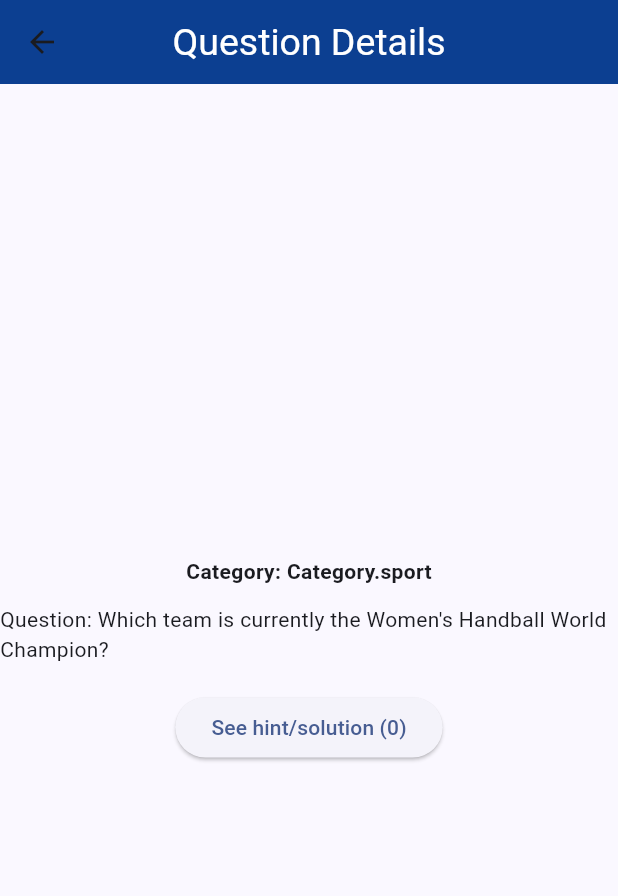
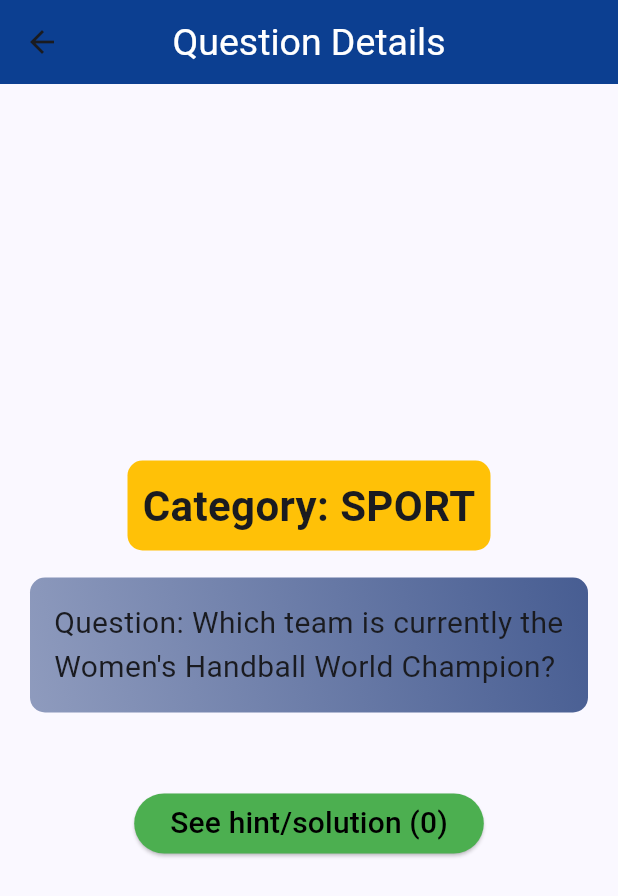
Before and after one commit to magdalenalonc/quiz_poker_zerotomastery_course, a Flutter app: the QuestionDetailPage screen opened directly with sample values from the repository, on a phone screen of 412 x 824 dp. Shown: the top 896 px of the screen. Run offline on Flutter 3.47's test engine with Material 3 defaults, Android fonts, the phone set to English and light mode, and no system bars.

Commit message:
Refactor QuestionItem & add navigation

```diff
--- a/lib/screens/question_detail_page.dart
+++ b/lib/screens/question_detail_page.dart
@@ -12,35 +12,79 @@ class QuestionDetailPage extends StatefulWidget {
 }
 
 class _QuestionDetailPageState extends State<QuestionDetailPage> {
+  int actionCount = 0;
+
   @override
   Widget build(BuildContext context) {
-    int actionCount = 0;
-
     return Scaffold(
       appBar: AppBar(
         title: const Text("Question Details"),
       ),
-      body: Center(
+      body: Padding(
+        padding: const EdgeInsets.all(20.0),
+        child: Center(
           child: Column(
             mainAxisAlignment: MainAxisAlignment.center,
             children: [
-            Text(
-              'Category: ${widget.question.category}',
-              style: const TextStyle(fontWeight: FontWeight.bold),
+              Container(
+                decoration: BoxDecoration(
+                  color: Colors.amber,
+                  borderRadius: BorderRadius.circular(10),
                 ),
-            const SizedBox.square(dimension: 12.0),
-            Text('Question: ${widget.question.questionText}'),
+                child: Padding(
+                  padding: const EdgeInsets.all(10.0),
+                  child: Text(
+                    'Category: ${widget.question.category.name.toUpperCase()}',
+                    style: const TextStyle(
+                      fontWeight: FontWeight.bold,
+                      fontSize: 28.0,
+                    ),
+                  ),
+                ),
+              ),
               const SizedBox.square(dimension: 18.0),
+              Container(
+                decoration: BoxDecoration(
+                  gradient: LinearGradient(
+                    colors: [
+                      Theme.of(context).colorScheme.primary,
+                      Theme.of(context).colorScheme.primary.withOpacity(0.6),
+                    ],
+                    begin: Alignment.topRight,
+                    end: Alignment.bottomLeft,
+                  ),
+                  borderRadius: BorderRadius.circular(10),
+                ),
+                child: Padding(
+                  padding: const EdgeInsets.all(16.0),
+                  child: Text(
+                    'Question: ${widget.question.questionText}',
+                    style: const TextStyle(fontSize: 20.0),
+                  ),
+                ),
+              ),
+              const SizedBox.square(dimension: 50.0),
               ElevatedButton(
+                style: ButtonStyle(
+                  backgroundColor:
+                      MaterialStateColor.resolveWith((states) => Colors.green),
+                ),
                 onPressed: () {
                   setState(() {
                     actionCount++;
                   });
                   _showHint(actionCount);
                 },
-              child: Text('See hint/solution ($actionCount)'),
+                child: Text(
+                  'See hint/solution ($actionCount)',
+                  style: const TextStyle(
+                    fontSize: 20.0,
+                    color: Colors.black,
+                  ),
+                ),
               ),
             ],
+          ),
         ),
       ),
     );
@@ -53,6 +97,8 @@ class _QuestionDetailPageState extends State<QuestionDetailPage> {
       _showSnackBar(widget.question.hint2);
     } else if (actionCount == 3) {
       _showSnackBar(widget.question.solution);
+    } else if (actionCount > 3) {
+      Navigator.of(context).pop();
     }
   }
 
--- a/lib/widgets/custom_category.dart
+++ b/lib/widgets/custom_category.dart
@@ -3,28 +3,26 @@ import 'package:flutter/material.dart';
 import '../models/question.dart';
 
 class CustomCategory extends StatelessWidget {
-  const CustomCategory({super.key, required this.category});
+  const CustomCategory({super.key, required this.question});
 
-  final Category category;
+  final Question question;
 
-  String _getImagePath(String categoryName) {
+  String getImagePath(String categoryName) {
     return 'assets/images/$categoryName.jpg';
   }
 
   @override
   Widget build(BuildContext context) {
-    bool isLargeScreen = MediaQuery.of(context).size.width >= 600;
-
     return Row(
       mainAxisSize: MainAxisSize.min,
       children: [
         CircleAvatar(
-          radius: isLargeScreen ? 42.0 : 22.0,
+          radius: 30.0,
           backgroundImage: AssetImage(
-            _getImagePath(category.name),
+            getImagePath(question.category.name),
           ),
         ),
-        const SizedBox.square(dimension: 16.0),
+        const SizedBox.square(dimension: 20.0),
         Container(
           decoration: BoxDecoration(
             color: Colors.amber,
@@ -33,7 +31,7 @@ class CustomCategory extends StatelessWidget {
           child: Padding(
             padding: const EdgeInsets.all(6.0),
             child: Text(
-              category.name.toUpperCase(),
+              question.category.name.toUpperCase(),
               style: TextStyle(
                 color: Theme.of(context).colorScheme.onBackground,
                 fontWeight: FontWeight.bold,
--- a/lib/widgets/display_horizontal.dart
+++ b/lib/widgets/display_horizontal.dart
@@ -14,8 +14,8 @@ class DisplayHorizontalScreen extends StatelessWidget {
   @override
   Widget build(BuildContext context) {
     return Container(
-      width: 400,
-      margin: const EdgeInsets.all(14.0),
+      width: 350,
+      margin: const EdgeInsets.all(12.0),
       padding: const EdgeInsets.all(20.0),
       decoration: BoxDecoration(
         gradient: LinearGradient(
@@ -31,7 +31,7 @@ class DisplayHorizontalScreen extends StatelessWidget {
       child: Column(
         crossAxisAlignment: CrossAxisAlignment.center,
         children: [
-          CustomCategory(category: question.category),
+          CustomCategory(question: question),
           const SizedBox.square(dimension: 16.0),
           Row(
             crossAxisAlignment: CrossAxisAlignment.start,
--- a/lib/widgets/display_vertical.dart
+++ b/lib/widgets/display_vertical.dart
@@ -30,7 +30,7 @@ class DisplayVerticalScreen extends StatelessWidget {
       child: Column(
         crossAxisAlignment: CrossAxisAlignment.start,
         children: [
-          CustomCategory(category: question.category),
+          CustomCategory(question: question),
           const SizedBox.square(dimension: 8.0),
           Row(
             crossAxisAlignment: CrossAxisAlignment.start,
```
Also changed, not shown: lib/screens/home_page.dart (+40 -7 lines), lib/widgets/question_item.dart (+19 -8 lines). Lines whose indentation alone changed are shown as unchanged.
